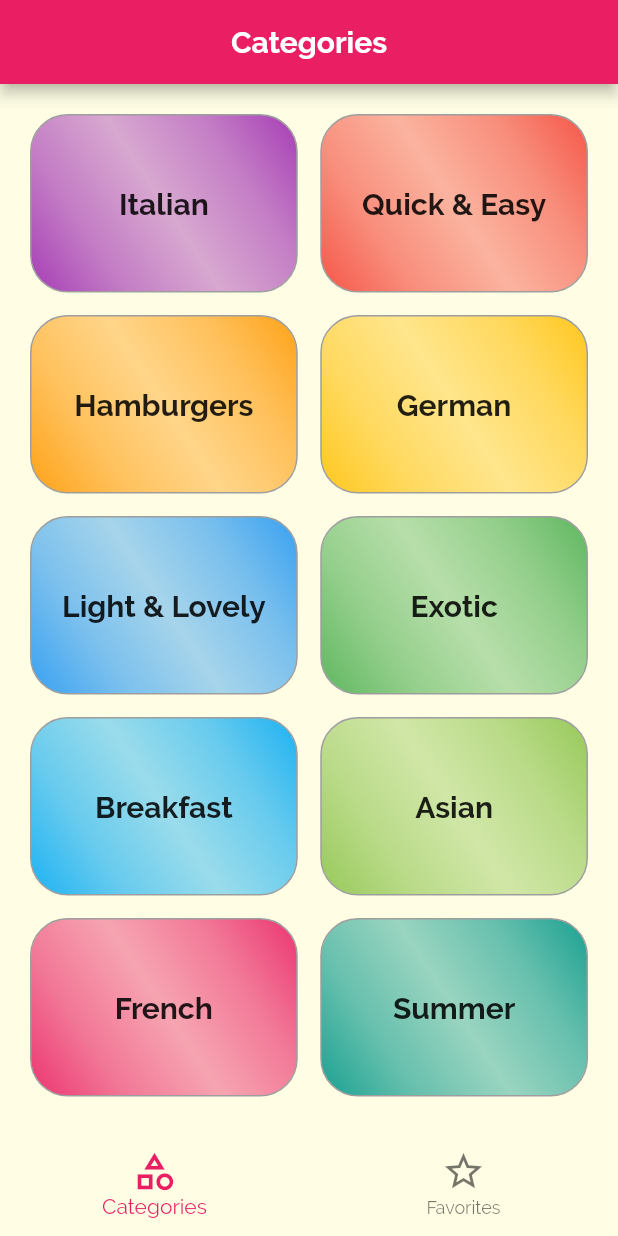
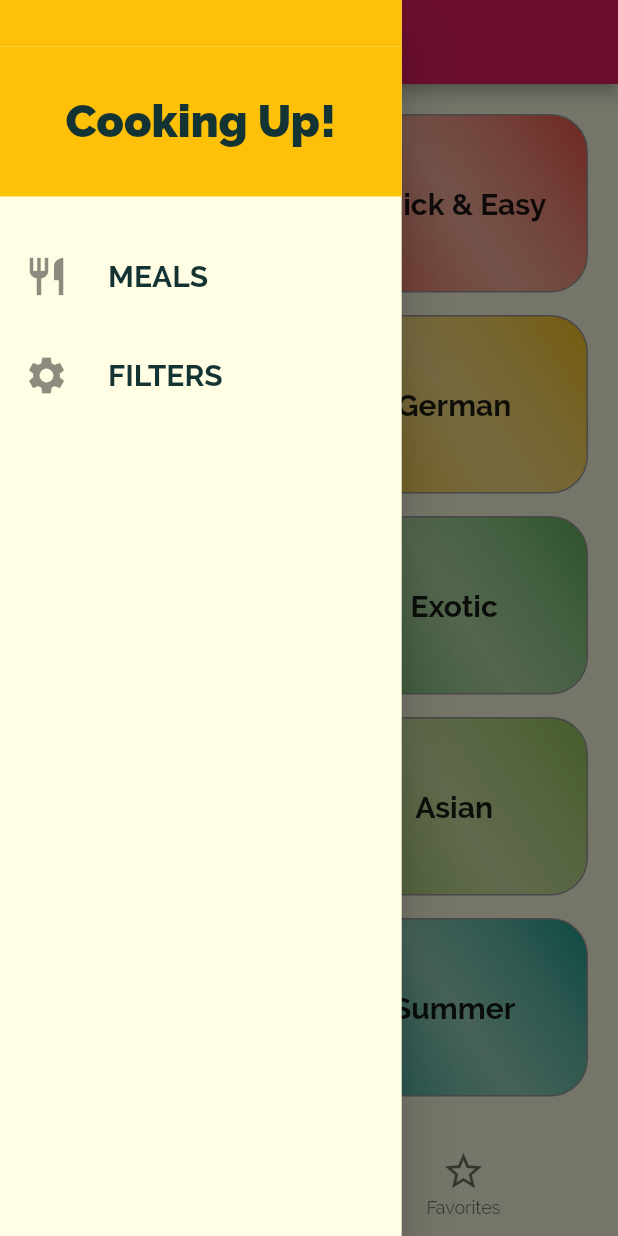
Before and after one commit to mmarolin/meals-app-flutter, a Flutter app: the screen it shows after launch, with the side drawer open (before the commit the screen has no drawer), on a phone screen of 412 x 824 dp. Run offline on Flutter 3.47's test engine with Material 2 defaults, Android fonts, the phone set to English and light mode, and no system bars.

Commit message:
adding drawer

```diff
--- a/lib/screens/tabs_screen.dart
+++ b/lib/screens/tabs_screen.dart
@@ -2,6 +2,7 @@ import 'package:flutter/material.dart';
 
 import './favorites_screen.dart';
 import './categories_screen.dart';
+import '../widgets/main_drawer.dart';
 
 class TabsScreen extends StatefulWidget {
   @override
@@ -28,6 +29,7 @@ class _TabsScreenState extends State<TabsScreen> {
         title: Text(_pages[_selectedPageIndex]['title'] as String),
         centerTitle: true,
       ),
+      drawer: MainDrawer(),
       body: _pages[_selectedPageIndex]['page'] as Widget,
       bottomNavigationBar: SizedBox(
         height: 70,
--- /dev/null
+++ b/lib/widgets/main_drawer.dart
@@ -0,0 +1,49 @@
+import 'package:flutter/material.dart';
+
+class MainDrawer extends StatelessWidget {
+  Widget buildListTile(String title, IconData icon) {
+    return ListTile(
+      leading: Icon(icon, size: 30),
+      title: Text(
+        title,
+        style: TextStyle(fontSize: 20, fontWeight: FontWeight.w700),
+      ),
+      onTap: () {},
+    );
+  }
+
+  @override
+  Widget build(BuildContext context) {
+    return Container(
+      width: MediaQuery.of(context).size.width * 0.65,
+      child: Drawer(
+        child: Column(
+          children: <Widget>[
+            Container(
+                height: 31, color: Theme.of(context).colorScheme.secondary),
+            Container(
+              height: 100,
+              width: double.infinity,
+              padding: EdgeInsets.all(10),
+              alignment: Alignment.centerLeft,
+              color: Theme.of(context).colorScheme.secondary,
+              child: Center(
+                child: Text(
+                  'Cooking Up!',
+                  style: TextStyle(
+                    fontWeight: FontWeight.w900,
+                    fontSize: 30,
+                  ),
+                ),
+              ),
+            ),
+            SizedBox(height: 25),
+            buildListTile('MEALS', Icons.restaurant),
+            SizedBox(height: 10),
+            buildListTile('FILTERS', Icons.settings),
+          ],
+        ),
+      ),
+    );
+  }
+}
```
Also changed, not shown: 1 other file.
